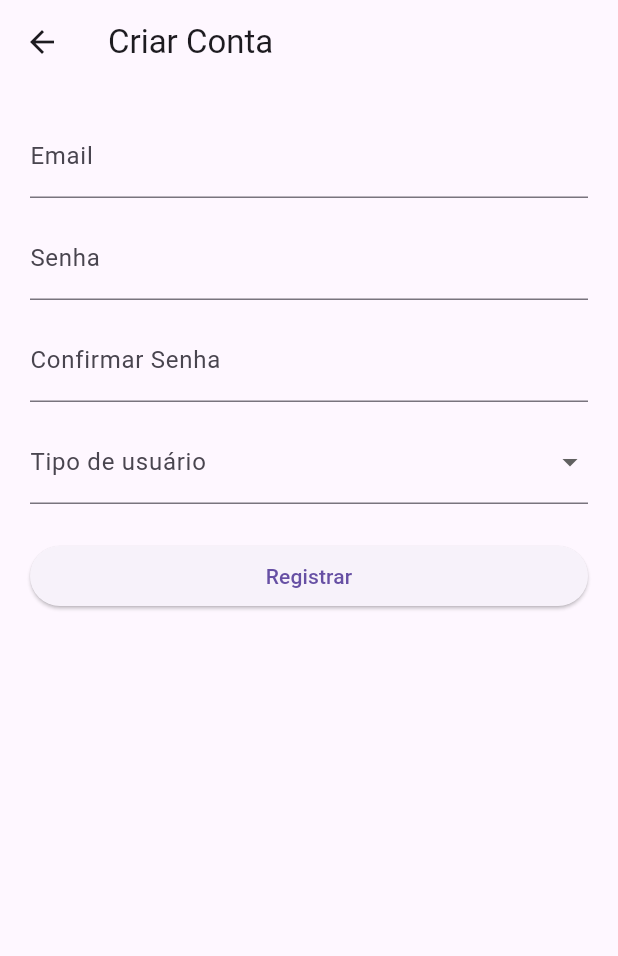
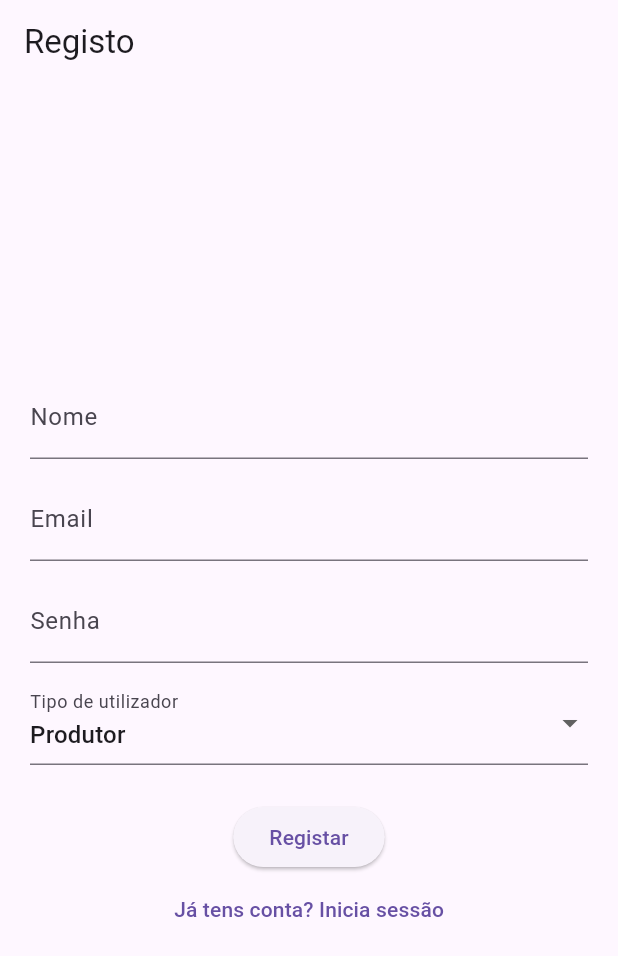
Before and after one commit to PedroFSerra-Uni/CMProject, a Flutter app: the screen it shows after launch, after a tap on "Entrar", after a tap on "Criar conta", on a phone screen of 412 x 824 dp. Shown: the top 956 px of the screen. Run offline on Flutter 3.47's test engine with Material 3 defaults, Android fonts, the phone set to English and light mode, and no system bars; our stand-ins replace cloud_firestore, firebase_auth, firebase_core; accounts and stored records are empty.

```diff
--- a/lib/main.dart
+++ b/lib/main.dart
@@ -1,8 +1,15 @@
 import 'package:flutter/material.dart';
 import 'screens/login_screen.dart';
 import 'screens/register_screen.dart';
+import 'package:firebase_core/firebase_core.dart';
+import 'firebase_options.dart';
 
-void main() {
+
+void main() async {
+  WidgetsFlutterBinding.ensureInitialized(); // Importante para inicializar o Firebase
+  await Firebase.initializeApp(
+    options: DefaultFirebaseOptions.android,
+  );
   runApp(const MyApp());
 }
 
--- a/lib/screens/login_screen.dart
+++ b/lib/screens/login_screen.dart
@@ -1,4 +1,7 @@
 import 'package:flutter/material.dart';
+import 'package:firebase_auth/firebase_auth.dart';
+import 'package:cloud_firestore/cloud_firestore.dart';
+import 'package:firebase_core/firebase_core.dart';
 
 class LoginScreen extends StatefulWidget {
   const LoginScreen({super.key});
@@ -19,33 +22,32 @@ class _LoginScreenState extends State<LoginScreen> {
     );
   }
 
-  void _login() async {
+  Future<void> _login() async {
     if (!_formKey.currentState!.validate()) return;
 
     setState(() => _isLoading = true);
+    try {
+      final auth = FirebaseAuth.instance;
+      final userCredential = await auth.signInWithEmailAndPassword(
+        email: _email.text.trim(),
+        password: _password.text.trim(),
+      );
 
-    await Future.delayed(const Duration(seconds: 1));
+      final doc = await FirebaseFirestore.instance
+          .collection('users')
+          .doc(userCredential.user!.uid)
+          .get();
 
-    // Mock login check
-    final email = _email.text.trim();
-    final password = _password.text.trim();
+      if (!doc.exists) {
+        throw Exception('Utilizador não encontrado na base de dados.');
+      }
 
-    String? role;
-
-    if (email == 'produtor@mail.com' && password == '123456') {
-      role = 'produtor';
-    } else if (email == 'utilizador@mail.com' && password == '123456') {
-      role = 'utilizador';
-    } else if (email == 'admin@mail.com' && password == '123456') {
-      role = 'admin';
-    }
-
-    setState(() => _isLoading = false);
-
-    if (role == null) {
-      _showError('Credenciais inválidas.');
-    } else {
+      final role = doc.data()!['role'];
       Navigator.pushReplacementNamed(context, '/$role-home');
+    } catch (e) {
+      _showError('Erro: ${e.toString()}');
+    } finally {
+      setState(() => _isLoading = false);
     }
   }
 
@@ -61,14 +63,16 @@ class _LoginScreenState extends State<LoginScreen> {
             TextFormField(
               controller: _email,
               decoration: const InputDecoration(labelText: 'Email'),
-              validator: (val) => val == null || val.isEmpty ? 'Obrigatório' : null,
+              validator: (val) =>
+                  val == null || val.isEmpty ? 'Obrigatório' : null,
             ),
             const SizedBox(height: 12),
             TextFormField(
               controller: _password,
               decoration: const InputDecoration(labelText: 'Senha'),
               obscureText: true,
-              validator: (val) => val == null || val.isEmpty ? 'Obrigatório' : null,
+              validator: (val) =>
+                  val == null || val.isEmpty ? 'Obrigatório' : null,
             ),
             const SizedBox(height: 24),
             ElevatedButton(
@@ -78,7 +82,8 @@ class _LoginScreenState extends State<LoginScreen> {
                   : const Text('Entrar'),
             ),
             TextButton(
-              onPressed: () => Navigator.pushNamed(context, '/register'),
+              onPressed: () =>
+                  Navigator.pushReplacementNamed(context, '/register'),
               child: const Text('Criar conta'),
             ),
           ]),
--- a/lib/screens/register_screen.dart
+++ b/lib/screens/register_screen.dart
@@ -1,6 +1,6 @@
 import 'package:flutter/material.dart';
-import 'package:flutter/widgets.dart';
-import '../widgets/role_dropdown.dart';
+import 'package:firebase_auth/firebase_auth.dart';
+import 'package:cloud_firestore/cloud_firestore.dart';
 
 class RegisterScreen extends StatefulWidget {
   const RegisterScreen({super.key});
@@ -11,68 +11,98 @@ class RegisterScreen extends StatefulWidget {
 
 class _RegisterScreenState extends State<RegisterScreen> {
   final _formKey = GlobalKey<FormState>();
+  final _name = TextEditingController();
   final _email = TextEditingController();
   final _password = TextEditingController();
-  final _confirmPassword = TextEditingController();
-  String? _role;
-  bool _isSubmitting = false;
+  String _selectedRole = 'produtor';
+  bool _isLoading = false;
 
-  void _submit() {
+  void _showError(String msg) {
+    ScaffoldMessenger.of(context).showSnackBar(
+      SnackBar(content: Text(msg), backgroundColor: Colors.red),
+    );
+  }
+
+  Future<void> _register() async {
     if (!_formKey.currentState!.validate()) return;
 
-    setState(() => _isSubmitting = true);
-
-    Future.delayed(const Duration(seconds: 1), () {
-      setState(() => _isSubmitting = false);
-
-      ScaffoldMessenger.of(context).showSnackBar(
-        SnackBar(content: Text('Conta criada como $_role!')),
+    setState(() => _isLoading = true);
+    try {
+      final auth = FirebaseAuth.instance;
+      final userCredential = await auth.createUserWithEmailAndPassword(
+        email: _email.text.trim(),
+        password: _password.text.trim(),
       );
 
-      Navigator.pop(context);
-    });
+      await FirebaseFirestore.instance
+          .collection('users')
+          .doc(userCredential.user!.uid)
+          .set({
+        'name': _name.text.trim(),
+        'email': _email.text.trim(),
+        'role': _selectedRole,
+      });
+
+      Navigator.pushReplacementNamed(context, '/${_selectedRole}-home');
+    } catch (e) {
+      _showError('Erro: ${e.toString()}');
+    } finally {
+      setState(() => _isLoading = false);
+    }
   }
 
   @override
   Widget build(BuildContext context) {
     return Scaffold(
-      appBar: AppBar(title: const Text('Criar Conta')),
+      appBar: AppBar(title: const Text('Registo')),
       body: Padding(
         padding: const EdgeInsets.all(20),
         child: Form(
           key: _formKey,
-          child: ListView(shrinkWrap: true, children: [
+          child: Column(mainAxisAlignment: MainAxisAlignment.center, children: [
+            TextFormField(
+              controller: _name,
+              decoration: const InputDecoration(labelText: 'Nome'),
+              validator: (val) =>
+                  val == null || val.isEmpty ? 'Obrigatório' : null,
+            ),
+            const SizedBox(height: 12),
             TextFormField(
               controller: _email,
               decoration: const InputDecoration(labelText: 'Email'),
-              validator: (val) => val == null || val.isEmpty ? 'Obrigatório' : null,
+              validator: (val) =>
+                  val == null || val.isEmpty ? 'Obrigatório' : null,
             ),
             const SizedBox(height: 12),
             TextFormField(
               controller: _password,
               decoration: const InputDecoration(labelText: 'Senha'),
               obscureText: true,
-              validator: (val) => val != null && val.length < 6 ? 'Mínimo 6 caracteres' : null,
+              validator: (val) =>
+                  val == null || val.length < 6 ? 'Min. 6 caracteres' : null,
             ),
             const SizedBox(height: 12),
-            TextFormField(
-              controller: _confirmPassword,
-              decoration: const InputDecoration(labelText: 'Confirmar Senha'),
-              obscureText: true,
-              validator: (val) =>
-                  val != _password.text ? 'As senhas não coincidem' : null,
-            ),
-            const SizedBox(height: 12),
-            RoleDropdown(
-              selectedRole: _role,
-              onChanged: (val) => setState(() => _role = val),
+            DropdownButtonFormField<String>(
+              value: _selectedRole,
+              decoration: const InputDecoration(labelText: 'Tipo de utilizador'),
+              items: const [
+                DropdownMenuItem(value: 'produtor', child: Text('Produtor')),
+                DropdownMenuItem(value: 'utilizador', child: Text('Consumidor')),
+                DropdownMenuItem(value: 'admin', child: Text('Administrador')),
+              ],
+              onChanged: (val) => setState(() => _selectedRole = val!),
             ),
             const SizedBox(height: 24),
             ElevatedButton(
-              onPressed: _isSubmitting ? null : _submit,
-              child: _isSubmitting
+              onPressed: _isLoading ? null : _register,
+              child: _isLoading
                   ? const CircularProgressIndicator(color: Colors.white)
-                  : const Text('Registrar'),
+                  : const Text('Registar'),
+            ),
+            TextButton(
+              onPressed: () =>
+                  Navigator.pushReplacementNamed(context, '/login'),
+              child: const Text('Já tens conta? Inicia sessão'),
             ),
           ]),
         ),
--- a/pubspec.yaml
+++ b/pubspec.yaml
@@ -34,6 +34,9 @@ dependencies:
   # The following adds the Cupertino Icons font to your application.
   # Use with the CupertinoIcons class for iOS style icons.
   cupertino_icons: ^1.0.8
+  firebase_core: ^3.14.0
+  cloud_firestore: ^5.6.9
+  firebase_auth: ^5.6.0
 
 dev_dependencies:
   flutter_test:
```
Also changed, not shown: firestore.indexes.json (added, +26 -0 lines), firebase.json (added), lib/firebase_options.dart (added), 8 other files.
